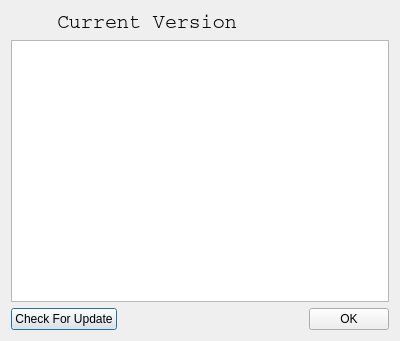
Before: the Qt Designer form BerEditor/about_dlg.ui in jykim74/BerEditor, drawn with Qt 5.
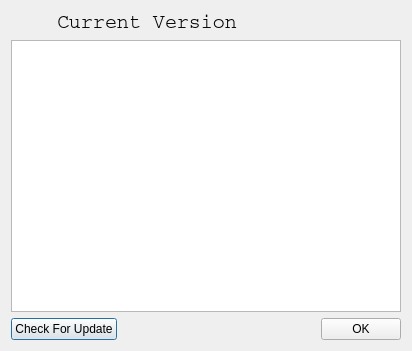
After: the same form once the commit is applied. Icons and pictures are not drawn.

Commit message: About에 OpenSSL 와 QT 버전 표시

What changed in the file:
```diff
--- a/BerEditor/about_dlg.ui
+++ b/BerEditor/about_dlg.ui
@@ -6,8 +6,8 @@
    <rect>
     <x>0</x>
     <y>0</y>
-    <width>400</width>
-    <height>341</height>
+    <width>412</width>
+    <height>351</height>
    </rect>
   </property>
   <property name="windowTitle">
```
The commit also changes 1 other file.
